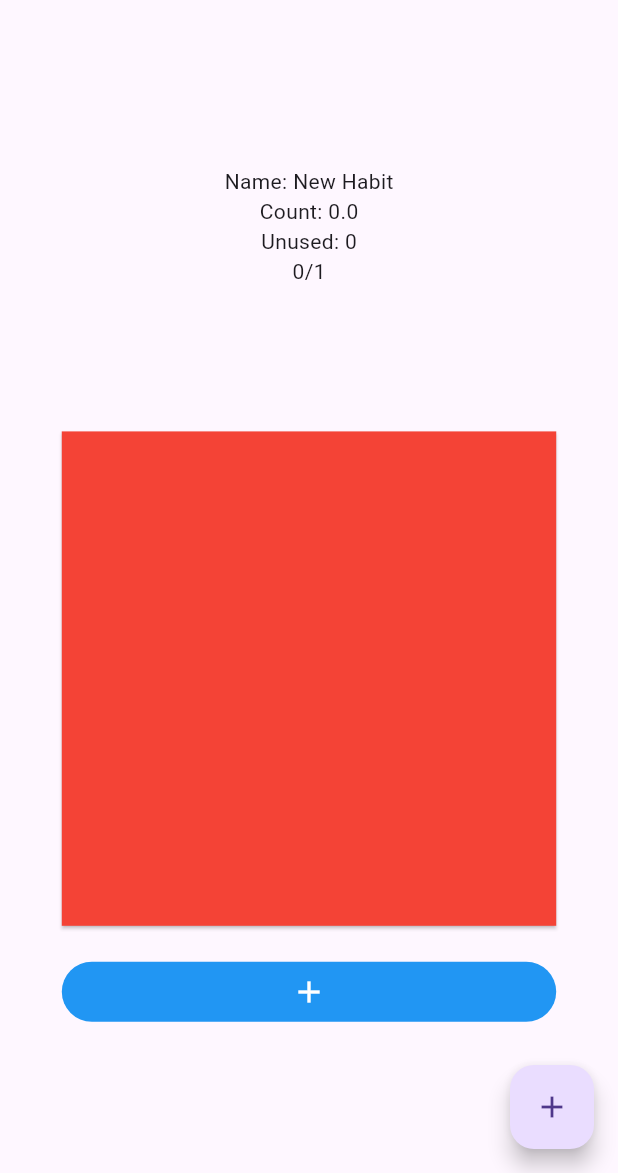
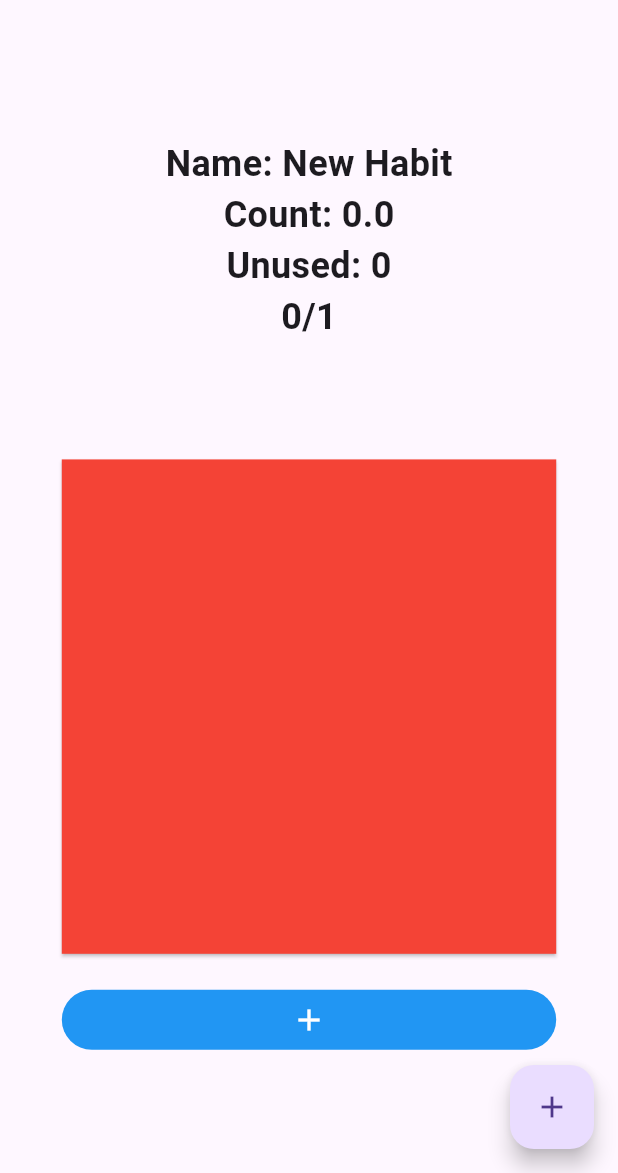
Before and after one commit to ddxMusic68/habit_grid, a Flutter app: the screen it shows after launch, after a tap on the "add" icon, on a phone screen of 412 x 824 dp, the part 63-1236 px from its top. Run offline on Flutter 3.47's test engine with Material 3 defaults, Android fonts, the phone set to English and light mode, and no system bars.

Commit message:
auto: 2026-06-04 07:55:08

```diff
--- a/lib/main.dart
+++ b/lib/main.dart
@@ -77,19 +77,30 @@ class _MyAppState extends State<MyApp> {
               NewHabitPage(onHabitAdded: initData),
             ],
           ),
-      drawer: Drawer(
+          drawer: Consumer<HabitItemList>(
+            builder: (context, habitItemList, child) {
+              return Drawer(
                 child: ListView(
                   padding: EdgeInsets.zero,
                   children: [
-            for (int i=0; i<habitItemList.items.length; i++)
-              ElevatedButton(
-                onPressed: () {
+                    for (int i = 0; i < habitItemList.items.length; i++)
+                      ListTile(
+                        onTap: () {
                           habitItemList.setIndex(i);
                         },
-                child: Text(habitItemList.items[i].name),
+                        title: Text(habitItemList.items[i].name),
+                        trailing: IconButton(
+                          onPressed: () {
+                            habitItemList.deleteItem(i);
+                            habitItemList.save();
+                          },
+                          icon: Icon(Icons.delete),
+                        ),
                       ),
                   ],
                 ),
+              );
+            },
           ),
           floatingActionButton: FloatingActionButton(
             onPressed: () {
--- a/lib/pages/new_habit_page.dart
+++ b/lib/pages/new_habit_page.dart
@@ -1,6 +1,5 @@
 import 'package:flutter/material.dart';
 import 'package:money_filler/json.dart';
-import 'dart:math';
 
 class NewHabitPage extends StatefulWidget {
   final Function onHabitAdded;
@@ -15,7 +14,7 @@ class _NewHabitPageState extends State<NewHabitPage> {
   final TextEditingController _nameController = TextEditingController();
   final TextEditingController _countIncrementController = TextEditingController();
   final TextEditingController _squareCostController = TextEditingController();
-  final TextEditingController _squaresPerRowController = TextEditingController();
+  final TextEditingController _totalSquaresController = TextEditingController();
 
   @override
   Widget build(BuildContext context) {
@@ -40,20 +39,20 @@ class _NewHabitPageState extends State<NewHabitPage> {
           ),
         ),
         TextField(
-          controller: _squaresPerRowController,
+          controller: _totalSquaresController,
           decoration: InputDecoration(
-            labelText: 'Squares per Row',
+            labelText: 'total squares',
           ),
         ),
         ElevatedButton(
           onPressed: () {
             loadJSON('storage.json').then((data) {
-              int boolListLength = pow((num.tryParse(_squaresPerRowController.text) ?? 0), 2).toInt();
               data.add({
+                'totalCount': 0.0,
                 'name': _nameController.text,
                 'countIncrement': double.tryParse(_countIncrementController.text) ?? 0.0,
                 'squareCost': double.tryParse(_squareCostController.text) ?? 0.0,
-                'boolList': List.filled(boolListLength, false),
+                'boolList': List.filled(int.tryParse(_totalSquaresController.text) ?? 0, false),
               });
               saveJSON('storage.json', data);
               widget.onHabitAdded();
--- a/lib/widgets/habit_grid.dart
+++ b/lib/widgets/habit_grid.dart
@@ -45,7 +45,7 @@ class HabitGrid extends StatelessWidget {
       return Consumer<HabitItemList>(
         builder: (context, habitItemList, child) {
           final int sideLength = habitItemList.currentItem().totalSquares > 0
-              ? sqrt(habitItemList.currentItem().totalSquares).toInt()
+              ? sqrt(habitItemList.currentItem().totalSquares).ceil()
               : 1;
           double size =
               0.8 *
@@ -60,7 +60,10 @@ class HabitGrid extends StatelessWidget {
               crossAxisCount: sideLength,
               children: List.generate(
                 sideLength * sideLength,
-                (index) => ButtonSwitch(
+                (index) => index>=habitItemList.currentItem().totalSquares
+                    ? Container() // Empty cell for out-of-range indices
+                    :
+                ButtonSwitch(
                   style: ElevatedButton.styleFrom(
                     shape: RoundedRectangleBorder(
                       borderRadius: BorderRadius.zero,
@@ -109,6 +112,7 @@ Widget buildHabitPanel(BuildContext context) {
               habitItemList.updateCurrentItem(
                 totalCount: habitItemList.currentItem().totalCount + habitItemList.currentItem().countIncrement,
               );
+              habitItemList.save();
             },
           ),
         ],
--- a/lib/widgets/overview.dart
+++ b/lib/widgets/overview.dart
@@ -3,6 +3,7 @@ import 'package:provider/provider.dart';
 import '../habit_item.dart';
 
 class Overview extends StatelessWidget {
+  static const double fontSize = 24;
   const Overview({super.key});
 
   @override
@@ -12,10 +13,10 @@ class Overview extends StatelessWidget {
         return Column(
           mainAxisAlignment: MainAxisAlignment.spaceEvenly,
           children: [
-            Text('Name: ${habitItemList.currentItem().name}'),
-            Text('Count: ${habitItemList.currentItem().totalCount}'),
-            Text('Unused: ${habitItemList.currentItem().unused}'),
-            Text(habitItemList.currentItem().progressText),
+            Text('Name: ${habitItemList.currentItem().name}', style: TextStyle(fontSize: fontSize, fontWeight: FontWeight.bold)),
+            Text('Count: ${habitItemList.currentItem().totalCount}', style: TextStyle(fontSize: fontSize, fontWeight: FontWeight.bold)),
+            Text('Unused: ${habitItemList.currentItem().unused}', style: TextStyle(fontSize: fontSize, fontWeight: FontWeight.bold)),
+            Text(habitItemList.currentItem().progressText, style: TextStyle(fontSize: fontSize, fontWeight: FontWeight.bold)),
           ],
         );
       },
```
Also changed, not shown: lib/habit_item.dart (+13 -0 lines). Lines whose indentation alone changed are shown as unchanged.
